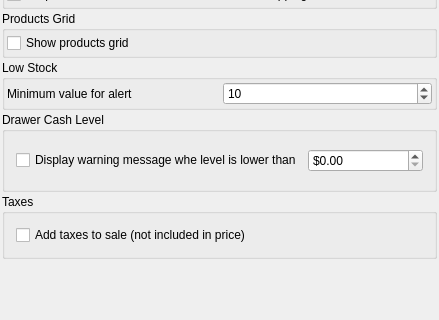
The window that src/ui/prefs_base.ui (miguelchavez/lemonpos) describes before a commit, drawn with Qt 5; both pictures show x 0 to 439 and y 111 to 431 of the 439 by 525 pixel window.
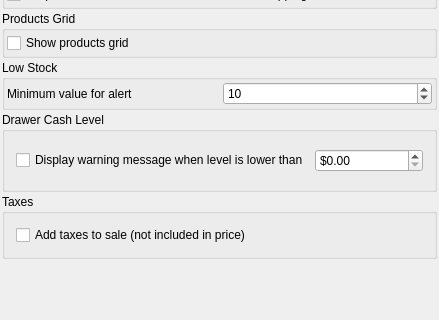
The same window after the commit.

Patch:
```diff
--- a/src/ui/prefs_base.ui
+++ b/src/ui/prefs_base.ui
@@ -176,7 +176,7 @@
       <item>
        <widget class="QCheckBox" name="kcfg_displayWarningOnLowCash">
         <property name="text">
-         <string>Display warning message whe level is lower than</string>
+         <string>Display warning message when level is lower than</string>
         </property>
        </widget>
       </item>
```
